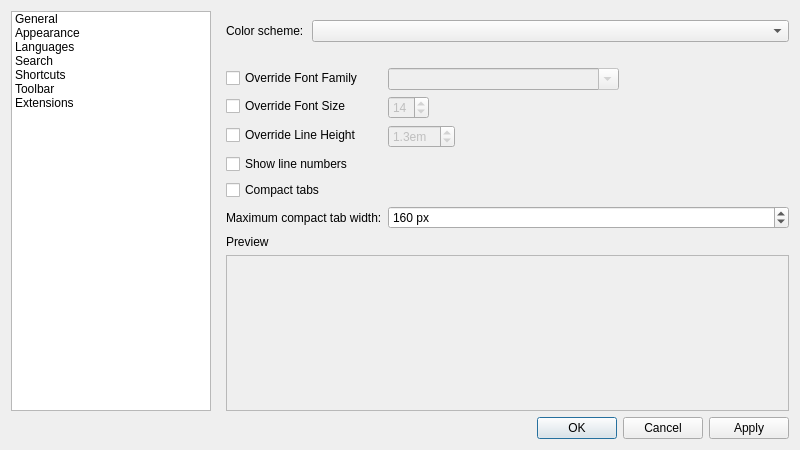
Before: the Qt Designer form src/ui/frmpreferences.ui in alamios/notepadqq, drawn with Qt 5.
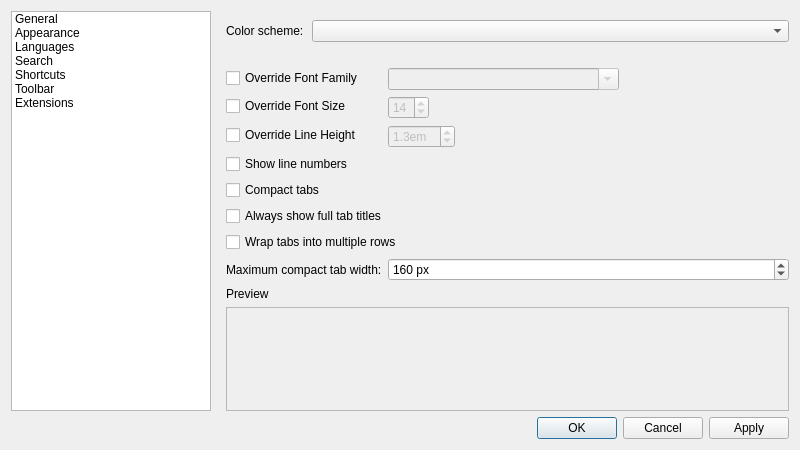
After: the same form once the commit is applied. Icons and pictures are not drawn.

Commit message: feat: wrap tabs into rows and fix title sizing and translations

Diff of the .ui file:
```diff
--- a/src/ui/frmpreferences.ui
+++ b/src/ui/frmpreferences.ui
@@ -362,13 +362,23 @@
              <property name="text"><string>Compact tabs</string></property>
             </widget>
            </item>
-           <item row="5" column="0">
+           <item row="5" column="0" colspan="2">
+            <widget class="QCheckBox" name="chkShowFullTabTitles">
+             <property name="text"><string>Always show full tab titles</string></property>
+            </widget>
+           </item>
+           <item row="6" column="0" colspan="2">
+            <widget class="QCheckBox" name="chkWrapTabs">
+             <property name="text"><string>Wrap tabs into multiple rows</string></property>
+            </widget>
+           </item>
+           <item row="7" column="0">
             <widget class="QLabel" name="lblMaximumTabWidth">
              <property name="text"><string>Maximum compact tab width:</string></property>
              <property name="buddy"><cstring>spnMaximumTabWidth</cstring></property>
             </widget>
            </item>
-           <item row="5" column="1">
+           <item row="7" column="1">
             <widget class="QSpinBox" name="spnMaximumTabWidth">
              <property name="suffix"><string> px</string></property>
              <property name="minimum"><number>96</number></property>
```
The commit also changes 25 other files.
